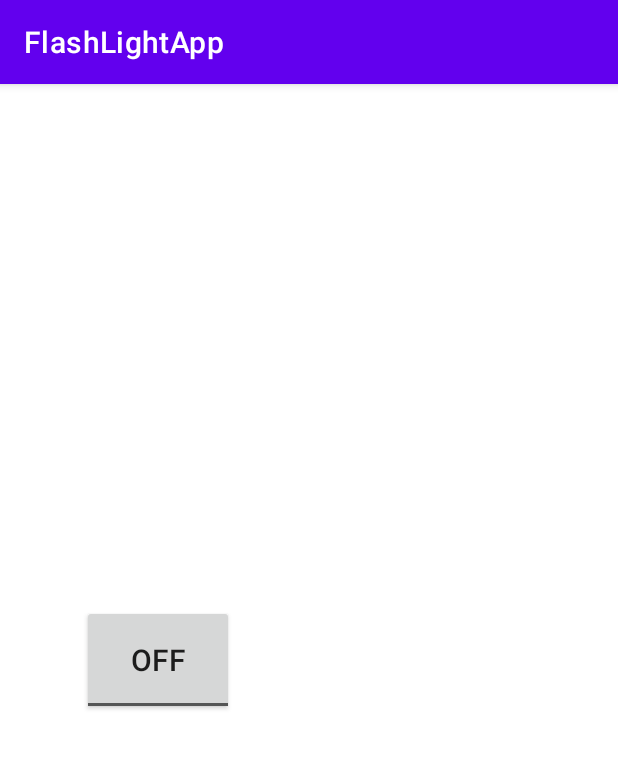
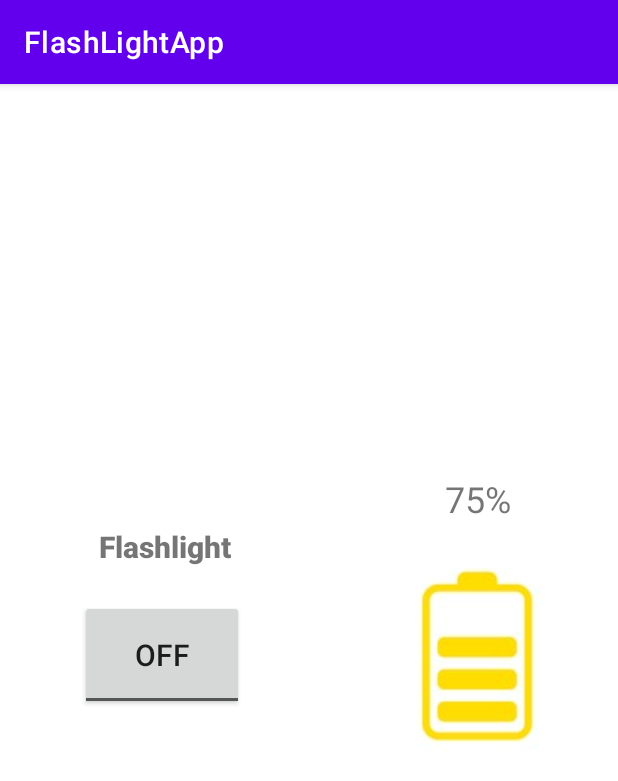
Before and after one commit to EmilsKuz/FlashLightApp, an Android app: the screen it shows after launch (MainActivity), on a phone screen of 412 x 824 dp. Shown: the top 781 px of the screen. Run offline under Robolectric (Android 15) with nearby library versions, the phone set to English and light mode, and no system bars; 1 statement that could not run was skipped.

```diff
--- a/app/src/main/java/com/example/flashlightapp/MainActivity.java
+++ b/app/src/main/java/com/example/flashlightapp/MainActivity.java
@@ -1,6 +1,8 @@
 package com.example.flashlightapp;
 
 import android.content.Context;
+import android.content.Intent;
+import android.content.IntentFilter;
 import android.widget.ToggleButton;
 import androidx.annotation.RequiresApi;
 import androidx.appcompat.app.AppCompatActivity;
@@ -16,6 +18,8 @@ public class MainActivity extends AppCompatActivity {
     private ToggleButton FlashOnOff;
     private String getCameraID;
     private CameraManager cameraManager;
+    private BatteryReceiver mBatteryReceiver = new BatteryReceiver();
+    private IntentFilter mIntentFilter = new IntentFilter(Intent.ACTION_BATTERY_CHANGED);
 
     @Override
     protected void onCreate(Bundle savedInstanceState) {
@@ -55,4 +59,15 @@ public class MainActivity extends AppCompatActivity {
             e.printStackTrace();
         }
     }
+    @Override
+    protected void onResume() {
+        super.onResume();
+        registerReceiver(mBatteryReceiver, mIntentFilter);
+    }
+
+    @Override
+    protected void onPause() {
+        unregisterReceiver(mBatteryReceiver);
+        super.onPause();
+    }
 }
--- a/app/src/main/res/layout/activity_main.xml
+++ b/app/src/main/res/layout/activity_main.xml
@@ -6,9 +6,23 @@
     android:layout_height="match_parent"
     tools:context=".MainActivity">
 
+    <TextView
+        android:id="@+id/textView2"
+        android:layout_width="90dp"
+        android:layout_height="31dp"
+        android:fontFamily="sans-serif-black"
+        android:text="Flashlight"
+        android:textSize="20sp"
+        app:layout_constraintBottom_toBottomOf="parent"
+        app:layout_constraintEnd_toEndOf="parent"
+        app:layout_constraintHorizontal_bias="0.205"
+        app:layout_constraintStart_toStartOf="parent"
+        app:layout_constraintTop_toTopOf="parent"
+        app:layout_constraintVertical_bias="0.4" />
+
     <ToggleButton
         android:id="@+id/flashlight"
-        android:layout_width="101dp"
+        android:layout_width="109dp"
         android:layout_height="73dp"
         android:layout_gravity="center"
         android:onClick="toggleFlashLight"
@@ -17,6 +31,32 @@
         app:layout_constraintEnd_toEndOf="parent"
         app:layout_constraintHorizontal_bias="0.177"
         app:layout_constraintStart_toStartOf="parent"
-        app:layout_constraintTop_toTopOf="parent" />
+        app:layout_constraintTop_toTopOf="parent"
+        app:layout_constraintVertical_bias="0.495" />
+
+    <ImageView
+        android:id="@+id/betteryImg"
+        android:layout_width="wrap_content"
+        android:layout_height="wrap_content"
+        android:src="@drawable/prc75"
+        app:layout_constraintBottom_toBottomOf="parent"
+        app:layout_constraintEnd_toEndOf="parent"
+        app:layout_constraintHorizontal_bias="0.846"
+        app:layout_constraintStart_toStartOf="parent"
+        app:layout_constraintTop_toTopOf="parent"
+        app:layout_constraintVertical_bias="0.499" />
+
+    <TextView
+        android:id="@+id/percLabel"
+        android:layout_width="wrap_content"
+        android:layout_height="wrap_content"
+        android:text="75%"
+        android:textSize="24sp"
+        app:layout_constraintBottom_toBottomOf="parent"
+        app:layout_constraintEnd_toEndOf="parent"
+        app:layout_constraintHorizontal_bias="0.806"
+        app:layout_constraintStart_toStartOf="parent"
+        app:layout_constraintTop_toTopOf="parent"
+        app:layout_constraintVertical_bias="0.354" />
 
 </androidx.constraintlayout.widget.ConstraintLayout>
```
Also changed, not shown: app/src/main/java/com/example/flashlightapp/BetteryReceiver.java (added, +47 -0 lines), app/src/main/res/drawable/prc0.png (added), app/src/main/res/drawable/prc100.png (added), app/src/main/res/drawable/prc25.png (added), app/src/main/res/drawable/prc50.png (added), app/src/main/res/drawable/prc75.png (added).
